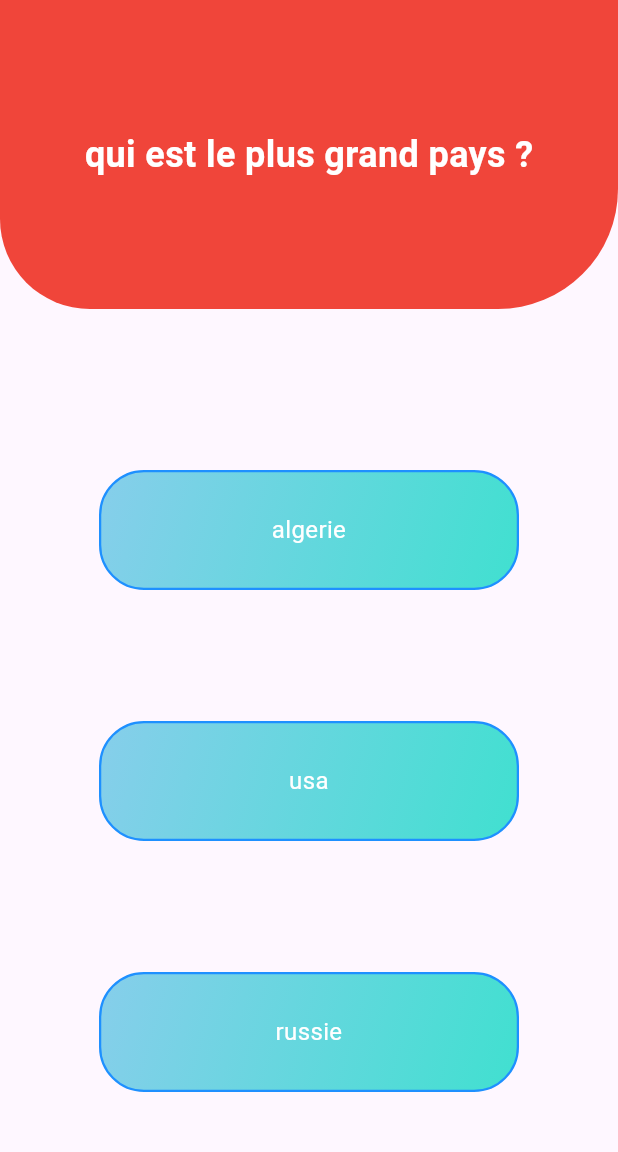
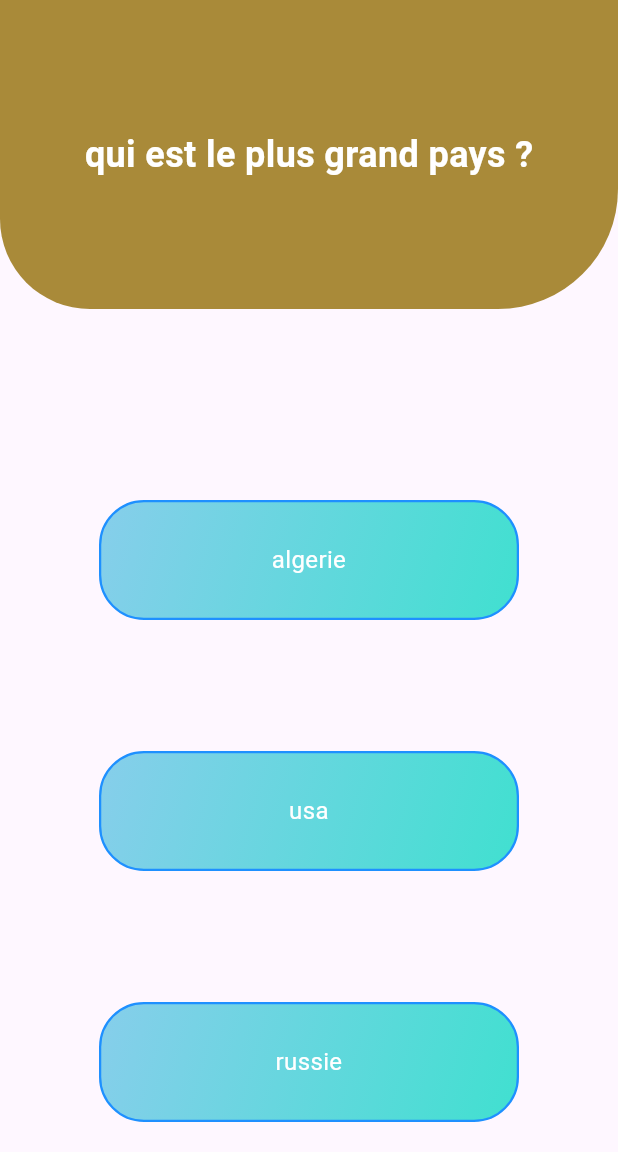
Before and after one commit to kazerdira/quiz_app, a Flutter app: the screen it shows after launch, after a tap on "Bejaia", on a phone screen of 412 x 824 dp, the part 84-1236 px from its top. Run offline on Flutter 3.47's test engine with Material 2 defaults, Android fonts, the phone set to English and light mode, and no system bars.

Commit message:
animation for quests

```diff
--- a/lib/main.dart
+++ b/lib/main.dart
@@ -1,4 +1,5 @@
 import 'dart:developer';
+import 'dart:math';
 
 import 'package:flutter/material.dart';
 import 'package:quiz_app/common/constants/colors.dart';
@@ -35,24 +36,24 @@ class Quiz extends StatefulWidget {
 class _QuizState extends State<Quiz> with SingleTickerProviderStateMixin {
   int questNum = 0;
   int result = 0;
-  late AnimationController _controller;
-  late ColorTween _colorTween;
-  late Animation<Color?> _colorAnimation;
+  Color _color = Colors.red; // starting color
+  final _random = Random();
+
   @override
   void initState() {
     super.initState();
-    _controller = AnimationController(
-      duration: const Duration(seconds: 2),
-      vsync: this,
-    )..repeat(reverse: true);
-    _colorTween = ColorTween(begin: Colors.red, end: Colors.blue);
-    _colorAnimation = _colorTween.animate(_controller);
+    _startColorAnimation();
   }
 
-  @override
-  void dispose() {
-    _controller.dispose();
-    super.dispose();
+  void _startColorAnimation() {
+    Future.delayed(Duration(seconds: 1)).then((_) {
+      setState(() {
+        // generate a random color
+        _color = Color.fromRGBO(_random.nextInt(256), _random.nextInt(256),
+            _random.nextInt(256), 1);
+        _startColorAnimation(); // repeat the animation
+      });
+    });
   }
 
   final List questions = [
@@ -111,14 +112,18 @@ class _QuizState extends State<Quiz> with SingleTickerProviderStateMixin {
     return Column(
       mainAxisAlignment: MainAxisAlignment.spaceBetween,
       children: [
-        Stack(children: [
-          AnimatedContainer(
-            duration: const Duration(milliseconds: 500),
+        TweenAnimationBuilder(
+            tween: ColorTween(begin: _color, end: _color.withOpacity(0.7)),
+            duration: Duration(milliseconds: 1500),
+            curve: Curves.easeInOut,
+            builder: (_, color, child) {
+              return AnimatedContainer(
+                duration: const Duration(milliseconds: 1500),
                 height: MediaQuery.of(context).size.height / 4,
                 width: MediaQuery.of(context).size.width,
                 margin: const EdgeInsets.only(bottom: 60),
                 decoration: BoxDecoration(
-                color: _colorAnimation.value,
+                    color: _color,
                     //   gradient: ,
                     /* LinearGradient(
                   begin: Alignment.topLeft,
@@ -132,6 +137,11 @@ class _QuizState extends State<Quiz> with SingleTickerProviderStateMixin {
                         bottomLeft: Radius.circular(60),
                         bottomRight: Radius.circular(80))),
                 child: Center(
+                  child: Padding(
+                    padding: const EdgeInsets.all(8.0),
+                    child: FittedBox(
+                      fit: BoxFit.scaleDown,
+                      alignment: Alignment.center,
                       child: Text(
                         questions[questNum]['question'],
                         style: const TextStyle(
@@ -141,7 +151,9 @@ class _QuizState extends State<Quiz> with SingleTickerProviderStateMixin {
                       ),
                     ),
                   ),
-        ]),
+                ),
+              );
+            }),
         ...List.generate(questions[questNum]['answer'].length,
             (index) => answerBox(questions[questNum]['answer'][index]))
         /* answerBox(answers[0]),
@@ -167,7 +179,7 @@ class _QuizState extends State<Quiz> with SingleTickerProviderStateMixin {
                 end: Alignment.bottomRight,
                 colors: [AppColor().skyBlue, AppColor().turquoise])),
         padding: EdgeInsets.all(8),
-        margin: EdgeInsets.all(40),
+        margin: EdgeInsets.all(20),
         height: 80,
         width: 280,
         child: Center(
```
Also changed, not shown: pubspec.lock, 1 other file. Lines whose indentation alone changed are shown as unchanged.
